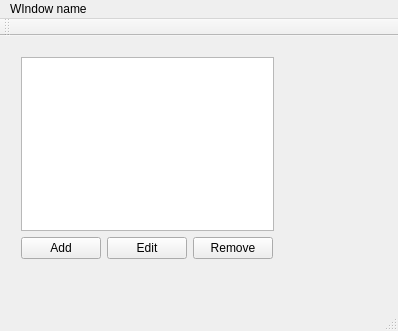
Old version of the form Worksheet5/Exercise2/mainwindow.ui in the repository ejagombar/2021_20240645.
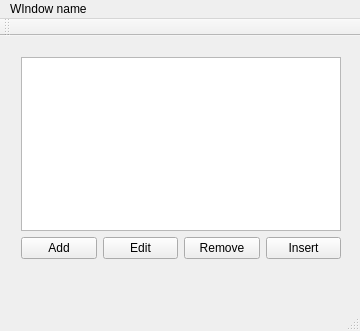
New version of the form.

Commit message: added insert row for question 7

What changed in the file:
```diff
--- a/Worksheet5/Exercise2/mainwindow.ui
+++ b/Worksheet5/Exercise2/mainwindow.ui
@@ -6,7 +6,7 @@
    <rect>
     <x>0</x>
     <y>0</y>
-    <width>398</width>
+    <width>360</width>
     <height>331</height>
    </rect>
   </property>
@@ -14,12 +14,12 @@
    <string>MainWindow</string>
   </property>
   <widget class="QWidget" name="centralWidget">
-   <widget class="QWidget" name="">
+   <widget class="QWidget" name="layoutWidget">
     <property name="geometry">
      <rect>
       <x>10</x>
       <y>10</y>
-      <width>275</width>
+      <width>342</width>
       <height>224</height>
      </rect>
     </property>
@@ -31,6 +31,9 @@
       <layout class="QHBoxLayout" name="horizontalLayout">
        <item>
         <widget class="QPushButton" name="addButton">
+         <property name="enabled">
+          <bool>true</bool>
+         </property>
          <property name="text">
           <string>Add</string>
          </property>
@@ -51,17 +54,11 @@
         </widget>
        </item>
        <item>
-        <spacer name="horizontalSpacer">
-         <property name="orientation">
-          <enum>Qt::Horizontal</enum>
+        <widget class="QPushButton" name="insertButton">
+         <property name="text">
+          <string>Insert</string>
          </property>
-         <property name="sizeHint" stdset="0">
-          <size>
-           <width>13</width>
-           <height>20</height>
-          </size>
-         </property>
-        </spacer>
+        </widget>
        </item>
       </layout>
      </item>
@@ -73,7 +70,7 @@
     <rect>
      <x>0</x>
      <y>0</y>
-     <width>398</width>
+     <width>360</width>
      <height>21</height>
     </rect>
    </property>
```
The commit also changes 3 other files.
